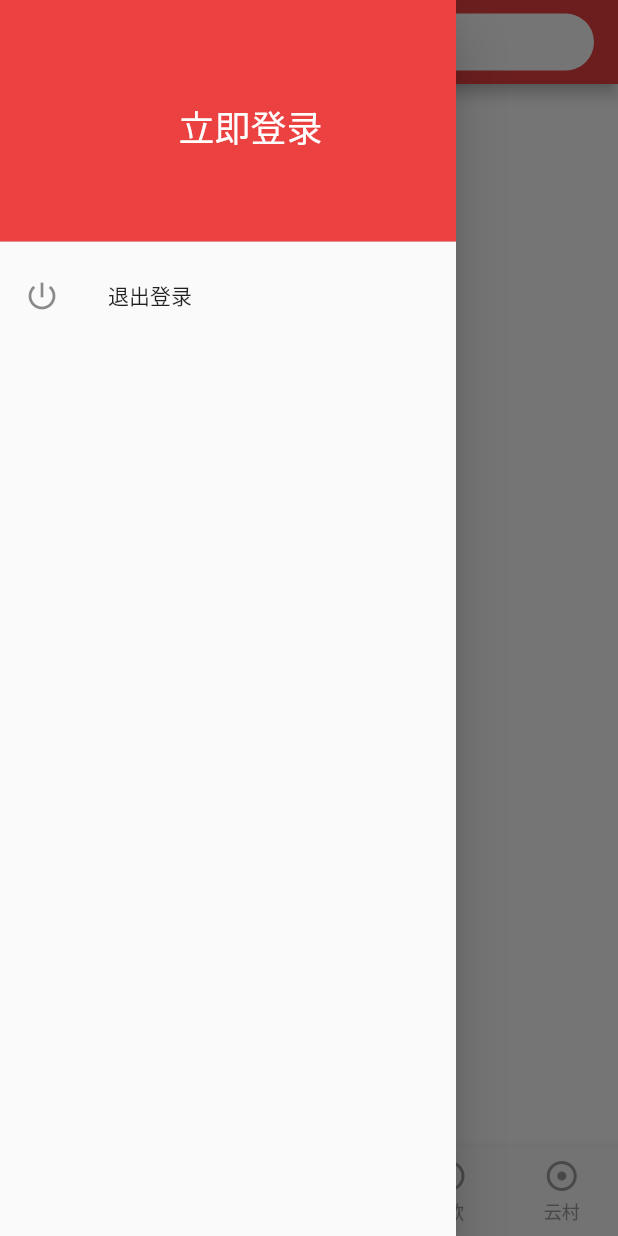
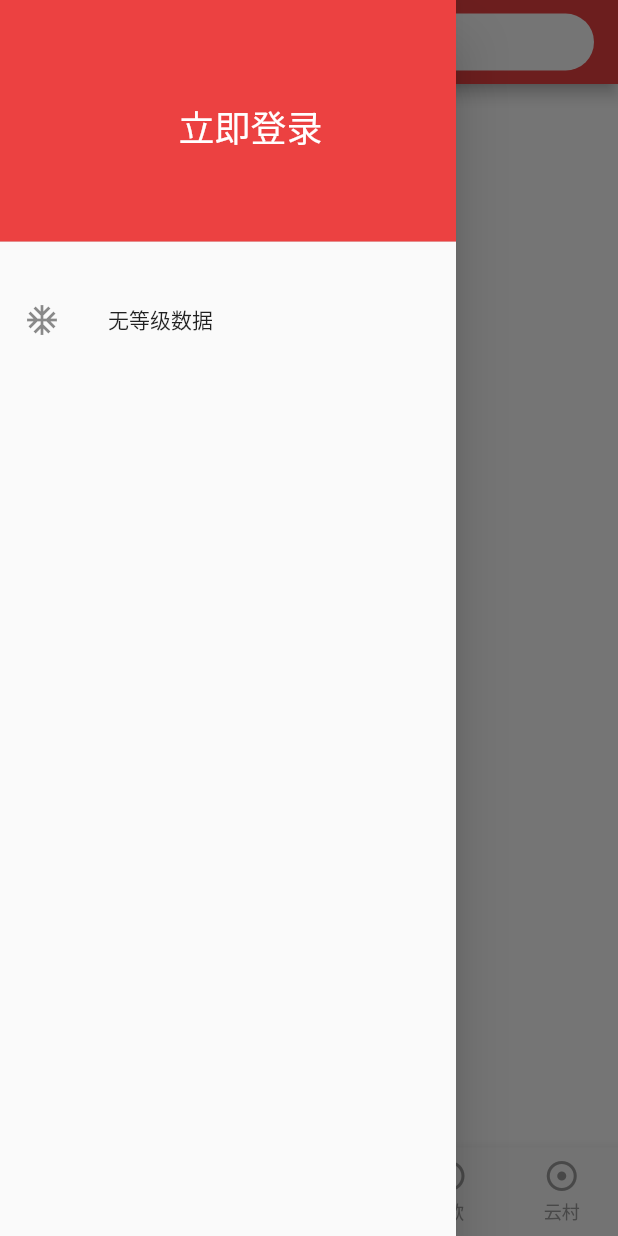
Before and after one commit to ncatch/CloudMusic-Flutter, a Flutter app: the screen it shows after launch, item 2 of the bottom bar chosen, with the side drawer open, on a phone screen of 412 x 824 dp. Run offline on Flutter 3.47's test engine with Material 2 defaults, Android fonts, the light colour scheme and no system bars; our stand-ins replace audioplayers, cookie_jar, dio, dio_cookie_manager, flutter_swiper, fluttertoast and 1 more; missing offline and left inert: volume_controller; network calls fail.

Commit message:
feat: 登录状态记录（未完成）

```diff
--- a/lib/components/DrawerMenu.dart
+++ b/lib/components/DrawerMenu.dart
@@ -2,7 +2,7 @@
  * @Description:
  * @Author: Walker
  * @Date: 2021-04-01 14:05:41
- * @LastEditTime: 2021-05-06 16:05:56
+ * @LastEditTime: 2021-05-06 19:19:03
  * @LastEditors: Walker
  */
 import 'package:cloudmusic_flutter/store/User.dart';
@@ -24,7 +24,10 @@ class DrawerMenuState extends State<DrawerMenu> {
     Navigator.pushNamed(context, '/login');
   }
 
-  exitLogin() {}
+  exitLogin(User userStore) {
+    userStore.clearUserInfo();
+    toLogin();
+  }
 
   @override
   Widget build(BuildContext context) {
@@ -76,11 +79,23 @@ class DrawerMenuState extends State<DrawerMenu> {
               ),
             ),
           ),
+          isLogin
+              ? ListTile(
+                  leading: Icon(Icons.power_settings_new),
+                  title: Text('退出登录'),
+                  onTap: () {
+                    exitLogin(userStore);
+                  },
+                )
+              : Text(''),
           ListTile(
-            leading: Icon(Icons.power_settings_new),
-            title: Text('退出登录'),
-            onTap: exitLogin,
-          ),
+            leading: Icon(Icons.ac_unit),
+            title: Text(
+              userStore.levelInfo != null
+                  ? userStore.levelInfo.toString()
+                  : '无等级数据',
+            ),
+          )
         ],
       ),
     );
--- a/lib/pages/login.dart
+++ b/lib/pages/login.dart
@@ -2,7 +2,7 @@
  * @Description:
  * @Author: Walker
  * @Date: 2021-05-06 11:22:42
- * @LastEditTime: 2021-05-06 15:12:28
+ * @LastEditTime: 2021-05-06 17:11:58
  * @LastEditors: Walker
  */
 
@@ -27,10 +27,10 @@ class LoginState extends State<Login> {
   TextEditingController phoneText = new TextEditingController();
   TextEditingController passwordText = new TextEditingController();
 
-  login(userStore) {
+  login(User userStore) {
     loginByPhone(phoneText.text, passwordText.text).then((data) {
       if (data['code'] == 200) {
-        userStore.setUserInfo(data['profile']);
+        userStore.initUserInfo(data);
         Navigator.pop(context);
       } else {
         Fluttertoast.showToast(
--- a/lib/store/User.dart
+++ b/lib/store/User.dart
@@ -2,21 +2,25 @@
  * @Description:
  * @Author: Walker
  * @Date: 2021-05-06 14:02:58
- * @LastEditTime: 2021-05-06 15:50:30
+ * @LastEditTime: 2021-05-06 19:17:35
  * @LastEditors: Walker
  */
 import 'package:cloudmusic_flutter/model/UserInfo.dart';
+import 'package:cloudmusic_flutter/services/user.dart';
 import 'package:flutter/cupertino.dart';
 import '../utils/preference.dart';
 
 class User with ChangeNotifier {
   UserInfo userInfo = new UserInfo();
+  var levelInfo;
 
   User() {
     PreferenceUtils.getJSON(PreferencesKey.USER_INFO).then((data) {
       userInfo = _createUserInfo(data);
       notifyListeners();
     });
+
+    initUserInfo();
   }
 
   UserInfo _createUserInfo(data) {
@@ -30,10 +34,32 @@ class User with ChangeNotifier {
     return tmp;
   }
 
-  setUserInfo(data) {
-    var tmp = _createUserInfo(data);
-    userInfo = tmp;
-    PreferenceUtils.saveJSON(PreferencesKey.USER_INFO, tmp);
+  clearUserInfo() {
+    PreferenceUtils.saveString(PreferencesKey.USER_INFO, '');
+    userInfo = new UserInfo();
+
+    notifyListeners();
+  }
+
+  initUserInfo([data]) {
+    // data['cookie']
+    // data['token']
+    // data['bindings']
+    // data['account']
+
+    if (data != null) {
+      var tmp = _createUserInfo(data['profile']);
+      userInfo = tmp;
+      PreferenceUtils.saveJSON(PreferencesKey.USER_INFO, tmp);
+      PreferenceUtils.saveString(PreferencesKey.USER_COOKIE, data['cookie']);
+      PreferenceUtils.saveString(PreferencesKey.USER_TOKEN, data['token']);
+    }
+
+    // 获取用户等级信息
+    getUserLevel().then((res) {
+      levelInfo = res;
+    });
+    // 获取用户歌单
 
     notifyListeners();
   }
--- a/lib/utils/preference.dart
+++ b/lib/utils/preference.dart
@@ -2,7 +2,7 @@
  * @Description:
  * @Author: Walker
  * @Date: 2021-04-06 17:39:01
- * @LastEditTime: 2021-05-06 14:12:12
+ * @LastEditTime: 2021-05-06 17:23:12
  * @LastEditors: Walker
  */
 import 'dart:convert';
@@ -15,11 +15,13 @@ class PreferencesKey {
   static const PLAY_INFO = 'play_music_list'; // 播放信息
 
   static const USER_INFO = 'user_info'; // 用户信息
+  static const USER_TOKEN = 'user_token'; // 用户信息
+  static const USER_COOKIE = 'user_cookie'; // 用户信息
 }
 
 /// shared_preferences 管理类
 class PreferenceUtils {
-  static var _instance = null;
+  static var _instance;
 
   static Future<SharedPreferences> get instance async {
     if (_instance != null) return _instance;
--- a/pubspec.yaml
+++ b/pubspec.yaml
@@ -31,11 +31,14 @@ dependencies:
   cupertino_icons: ^1.0.2
   flutter_swiper: ^1.1.6
   dio: ^4.0.0
+  dio_cookie_manager: ^2.0.0
   shared_preferences: ^2.0.5
   audioplayers: ^0.18.3
   volume_controller: ^2.0.0
   provider: ^5.0.0
   fluttertoast: ^8.0.6
+  cookie_jar: ^3.0.1
+  path_provider: ^2.0.1
 
 dev_dependencies:
   flutter_test:
```
Also changed, not shown: lib/main.dart (+4 -4 lines), lib/services/user.dart (+7 -1 lines), lib/utils/http.dart (+23 -3 lines), pubspec.lock.
